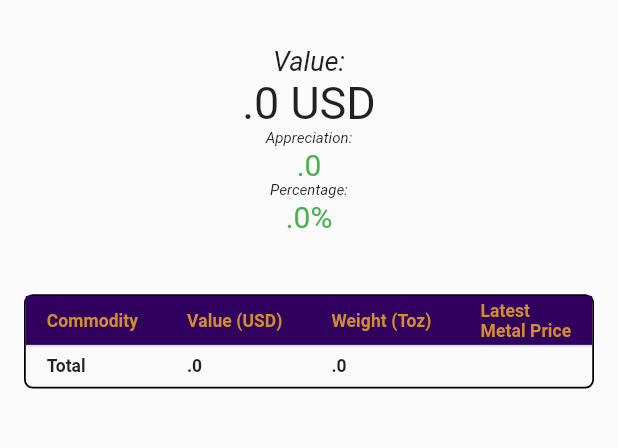
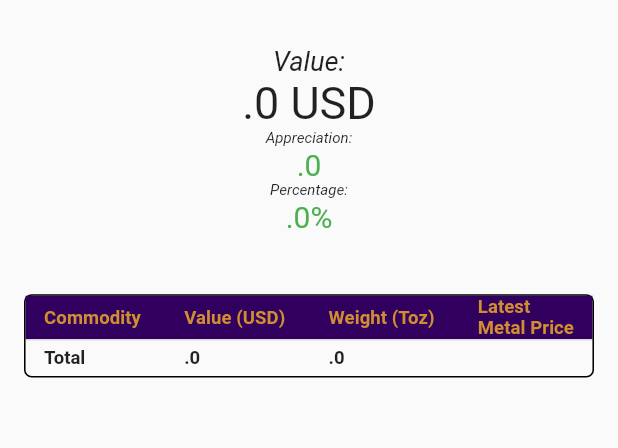
Before and after one commit to MisteryDush/ipm_app, a Flutter app: the Menu screen opened by its route, on a phone screen of 412 x 824 dp, the part 352-800 px from its top. Run offline on Flutter 3.47's test engine with Material 2 defaults, Android fonts, the phone set to English and light mode, and no system bars; our stand-ins replace flutter_svg, shared_preferences; missing offline and left inert: forex_conversion, requests; accounts and stored records are empty.

Commit message:
Updated font size for the main page.

```diff
--- a/lib/api/user.dart
+++ b/lib/api/user.dart
@@ -182,21 +182,21 @@ class User {
           cells: [
             DataCell(Text(
               commodity.getName.toCapitalized(),
-              style: TextStyle(fontSize: 20),
+              style: TextStyle(fontSize: 24),
             )),
             DataCell(Text(
               totalFormat
                   .format(commodity.getValue * currencyRates[_chosenCurrency]!),
-              style: TextStyle(fontSize: 20),
+              style: TextStyle(fontSize: 24),
             )),
             DataCell(Text(
               totalFormat.format(commodity.getWeight * weightRates[_chosenWeight]!),
-              style: TextStyle(fontSize: 20),
+              style: TextStyle(fontSize: 24),
             )),
             DataCell(Text(
               totalFormat.format(
                   commodity.getLatestPrice * currencyRates[_chosenCurrency]!),
-              style: TextStyle(fontSize: 20),
+              style: TextStyle(fontSize: 24),
             ))
           ],
           color: MaterialStateColor.resolveWith(
@@ -206,12 +206,12 @@ class User {
     }
     dataRows.add(DataRow(cells: [
       DataCell(Text('Total',
-          style: TextStyle(fontSize: 20, fontWeight: FontWeight.bold))),
+          style: TextStyle(fontSize: 24, fontWeight: FontWeight.bold))),
       DataCell(Text(
           totalFormat.format(_totalValue * currencyRates[_chosenCurrency]!),
-          style: TextStyle(fontSize: 20, fontWeight: FontWeight.bold))),
+          style: TextStyle(fontSize: 24, fontWeight: FontWeight.bold))),
       DataCell(Text(totalFormat.format(_totalWeight * weightRates[_chosenWeight]!),
-          style: TextStyle(fontSize: 20, fontWeight: FontWeight.bold))),
+          style: TextStyle(fontSize: 24, fontWeight: FontWeight.bold))),
       DataCell(Text(''))
     ]));
     return dataRows;
--- a/lib/menu.dart
+++ b/lib/menu.dart
@@ -122,7 +122,7 @@ class Menu extends StatelessWidget {
                                           label: Text(
                                             'Commodity',
                                             style: TextStyle(
-                                              fontSize: 20,
+                                              fontSize: 24,
                                               fontWeight: FontWeight.bold,
                                               color: textColorGold,
                                             ),
@@ -132,7 +132,7 @@ class Menu extends StatelessWidget {
                                           label: Text(
                                             'Value (${user.getChosenCurrency})',
                                             style: TextStyle(
-                                              fontSize: 20,
+                                              fontSize: 24,
                                               fontWeight: FontWeight.bold,
                                               color: textColorGold,
                                             ),
@@ -142,7 +142,7 @@ class Menu extends StatelessWidget {
                                           label: Text(
                                             'Weight (${user.getChosenWeight})',
                                             style: TextStyle(
-                                              fontSize: 20,
+                                              fontSize: 24,
                                               fontWeight: FontWeight.bold,
                                               color: textColorGold,
                                             ),
@@ -152,7 +152,7 @@ class Menu extends StatelessWidget {
                                           label: Text(
                                             'Latest\nMetal Price',
                                             style: TextStyle(
-                                              fontSize: 20,
+                                              fontSize: 24,
                                               fontWeight: FontWeight.bold,
                                               color: textColorGold,
                                             ),
```
